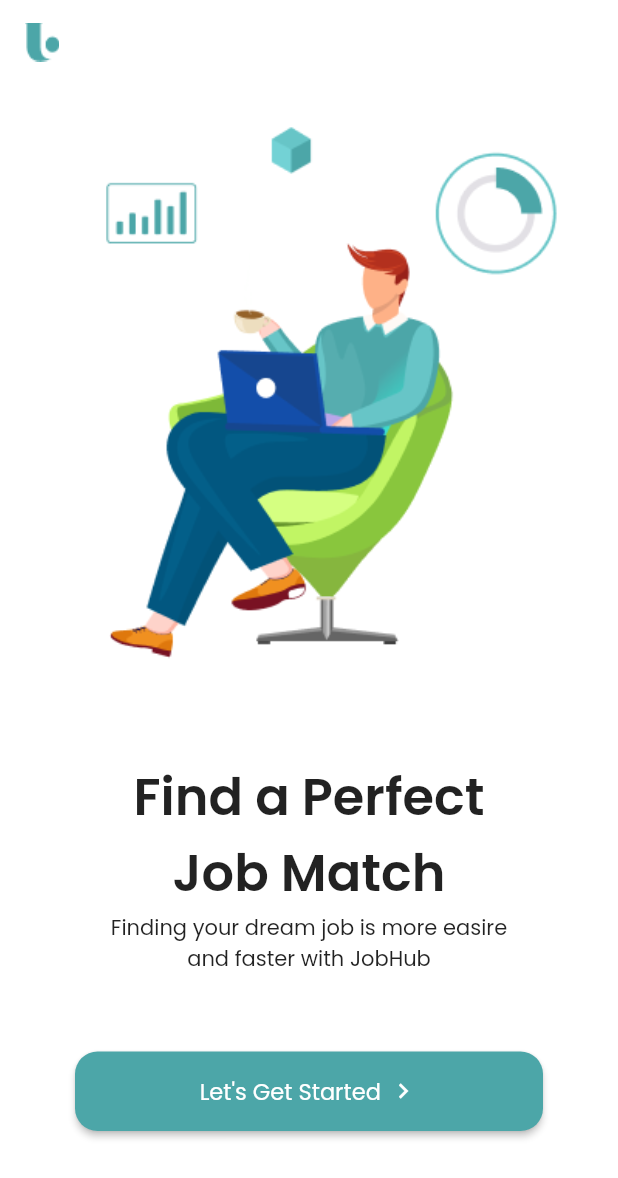
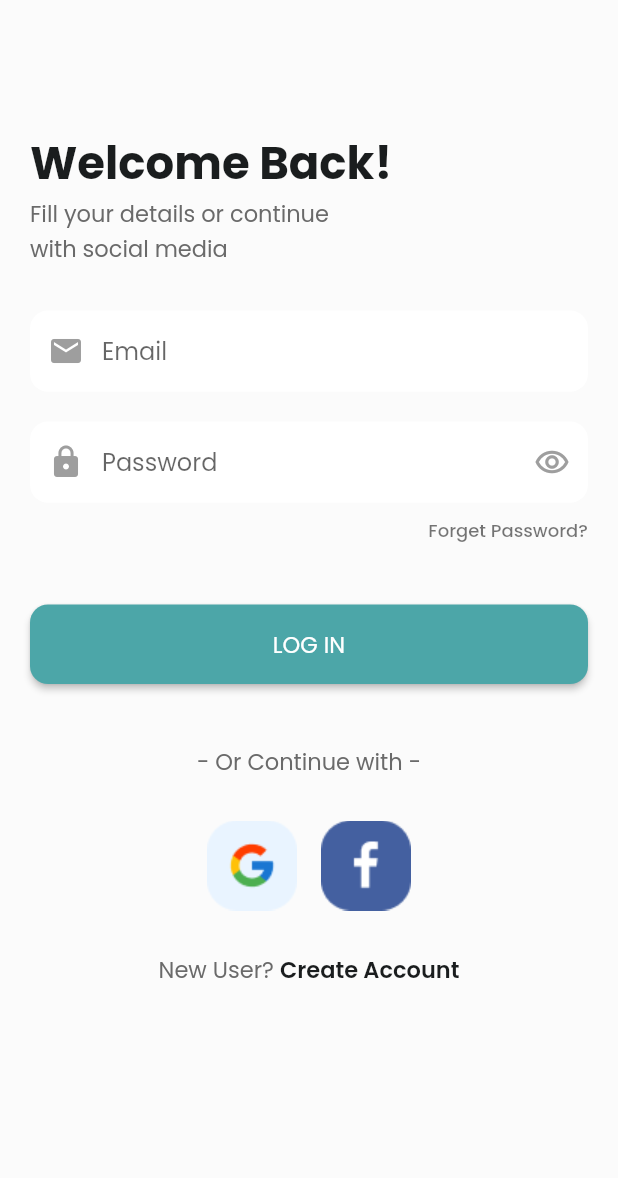
Before and after one commit to airacalins/ffuf_20220525_capstone2, a Flutter app: the screen it shows after launch, on a phone screen of 412 x 824 dp. Shown: the top 1178 px of the screen. Run offline on Flutter 3.47's test engine with Material 2 defaults, Android fonts, the phone set to English and light mode, and no system bars.

Commit message:
added login screen

```diff
--- a/lib/main.dart
+++ b/lib/main.dart
@@ -1,3 +1,5 @@
+// ignore_for_file: prefer_const_constructors
+
 import 'package:flutter/material.dart';
 import 'package:flutter_playground/screens/screens.dart';
 
@@ -11,36 +13,50 @@ class MyApp extends StatelessWidget {
     return MaterialApp(
       debugShowCheckedModeBanner: false,
       theme: ThemeData(
-        appBarTheme: const AppBarTheme(
-          backgroundColor: Colors.white,
+        appBarTheme: AppBarTheme(
+          backgroundColor: Color(0xffFBFBFB),
           elevation: 0,
         ),
-        textTheme: TextTheme(bodyText1: TextStyle(fontWeight: FontWeight.normal)),
-        primaryColor: const Color(0xff4CA6A8),
-        scaffoldBackgroundColor: Colors.white,
+        textTheme: TextTheme(
+          bodyText1: TextStyle(
+            fontWeight: FontWeight.normal,
+            fontSize: 15,
+            color: Color(0xff6A6A6A),
+          ),
+          headline1: TextStyle(
+            fontSize: 34,
+            fontWeight: FontWeight.w600,
+            color: Color(0xff1A1D1E),
+          ),
+          headline2: TextStyle(
+            fontSize: 30,
+            fontWeight: FontWeight.w700,
+            color: Color(0xff1A1D1E),
+          ),
+          headlineLarge: TextStyle(fontSize: 34),
+        ),
+        primaryColor: Color(0xff4CA6A8),
+        scaffoldBackgroundColor: Color(0xffFBFBFB),
+        // scaffoldBackgroundColor: Colors.red.shade100,
         fontFamily: 'Poppins',
         elevatedButtonTheme: ElevatedButtonThemeData(
           style: TextButton.styleFrom(
             shape: RoundedRectangleBorder(
-              borderRadius: BorderRadius.circular(15.0),
+              borderRadius: BorderRadius.circular(12.0),
             ),
-            backgroundColor: const Color(0xff4CA6A8),
+            backgroundColor: Color(0xff4CA6A8),
             primary: Colors.white,
-            padding: const EdgeInsets.symmetric(vertical: 15.0),
-            textStyle: const TextStyle(
+            padding: EdgeInsets.symmetric(vertical: 15.0),
+            textStyle: TextStyle(
               fontWeight: FontWeight.normal,
               fontSize: 15,
               fontFamily: 'Poppins',
             ),
           ),
-          // ButtonStyle(
-          //   padding: MaterialStateProperty.all<EdgeInsetsGeometry>(),
-          //   backgroundColor: MaterialStateProperty.all<Color>(Color(0xff4CA6A8)), //button color
-          //   foregroundColor: MaterialStateProperty.all<Color>(Color(0xffffffff)), //text (and icon)
-          // ),
         ),
       ),
-      home: const SplashScreen(),
+      home: LoginScreen(),
+      // home: SplashScreen(),
     );
   }
 }
--- /dev/null
+++ b/lib/screens/app/login_screen.dart
@@ -0,0 +1,131 @@
+// ignore_for_file: prefer_const_constructors
+
+import 'package:flutter/material.dart';
+import 'package:flutter_playground/widgets/form/form_text_field.dart';
+
+class LoginScreen extends StatelessWidget {
+  const LoginScreen({Key? key}) : super(key: key);
+
+  @override
+  Widget build(BuildContext context) {
+    final textTheme = Theme.of(context).textTheme;
+
+    return Scaffold(
+      appBar: AppBar(
+        title: Text(''),
+      ),
+      body: Padding(
+        padding: EdgeInsets.symmetric(horizontal: 20, vertical: 30),
+        child: Column(
+          crossAxisAlignment: CrossAxisAlignment.start,
+          children: [
+            Column(
+              crossAxisAlignment: CrossAxisAlignment.start,
+              children: [
+                // ignore: prefer_const_constructors
+                Text(
+                  'Welcome Back!',
+                  style: Theme.of(context).textTheme.headline2,
+                ),
+                Text(
+                  'Fill your details or continue\nwith social media',
+                  style: Theme.of(context).textTheme.bodyText1,
+                ),
+              ],
+            ),
+            SizedBox(
+              height: 20,
+            ),
+            Column(
+              crossAxisAlignment: CrossAxisAlignment.end,
+              children: [
+                Padding(
+                  padding: const EdgeInsets.symmetric(vertical: 10.0),
+                  child: FormTextField(
+                    hintText: 'Email',
+                    prefixIcon: Icon(
+                      Icons.email,
+                      color: Colors.grey,
+                    ),
+                  ),
+                ),
+                Padding(
+                  padding: const EdgeInsets.symmetric(vertical: 10.0),
+                  child: FormTextField(
+                    hintText: 'Password',
+                    prefixIcon: Icon(
+                      Icons.lock,
+                      color: Colors.grey,
+                    ),
+                    suffixIcon: Icon(
+                      Icons.remove_red_eye_outlined,
+                      color: Colors.grey,
+                    ),
+                  ),
+                ),
+                Text(
+                  'Forget Password?',
+                  style: textTheme.caption!.merge(
+                    TextStyle(fontWeight: FontWeight.w500),
+                  ),
+                ),
+                SizedBox(
+                  height: 40,
+                ),
+                Container(
+                  width: double.infinity,
+                  child: ElevatedButton(
+                    onPressed: () {},
+                    child: Text('LOG IN'),
+                  ),
+                ),
+              ],
+            ),
+            SizedBox(
+              height: 40,
+            ),
+            Column(
+              crossAxisAlignment: CrossAxisAlignment.center,
+              children: [
+                Text('- Or Continue with -', style: Theme.of(context).textTheme.bodyText1),
+                SizedBox(
+                  height: 20,
+                ),
+                Row(
+                  mainAxisAlignment: MainAxisAlignment.center,
+                  // ignore: prefer_const_literals_to_create_immutables
+                  children: [
+                    Padding(
+                      padding: const EdgeInsets.all(8.0),
+                      child: Image(image: AssetImage('assets/images/app/google.png')),
+                    ),
+                    Padding(
+                      padding: const EdgeInsets.all(8.0),
+                      child: Image(image: AssetImage('assets/images/app/facebook.png')),
+                    ),
+                  ],
+                ),
+                SizedBox(
+                  height: 20,
+                ),
+                Row(
+                  mainAxisAlignment: MainAxisAlignment.center,
+                  children: [
+                    Text(
+                      'New User? ',
+                      style: textTheme.bodyText1,
+                    ),
+                    Text(
+                      'Create Account',
+                      style: textTheme.bodyText1!.merge(TextStyle(fontWeight: FontWeight.w600, color: Color(0xff1A1D1E))),
+                    ),
+                  ],
+                )
+              ],
+            )
+          ],
+        ),
+      ),
+    );
+  }
+}
--- /dev/null
+++ b/lib/screens/app/splash_screen.dart
@@ -0,0 +1,80 @@
+import 'package:flutter/material.dart';
+
+class SplashScreen extends StatelessWidget {
+  const SplashScreen({Key? key}) : super(key: key);
+
+  @override
+  Widget build(BuildContext context) {
+    final textTheme = Theme.of(context).textTheme;
+
+    return Scaffold(
+      appBar: AppBar(
+        backgroundColor: Colors.white,
+        leading: const Image(
+          image: AssetImage('assets/images/app/logo.png'),
+        ),
+      ),
+      body: Container(
+        color: Colors.white,
+        child: Column(
+          crossAxisAlignment: CrossAxisAlignment.center,
+          // ignore: prefer_const_literals_to_create_immutables
+          children: [
+            const Expanded(
+              flex: 2,
+              child: Image(
+                image: AssetImage('assets/images/app/splash-screen-pic.png'),
+                fit: BoxFit.cover,
+              ),
+            ),
+            const SizedBox(
+              height: 60,
+            ),
+            Expanded(
+              child: Column(
+                // ignore: prefer_const_literals_to_create_immutables
+                children: [
+                  Text(
+                    'Find a Perfect\nJob Match',
+                    textAlign: TextAlign.center,
+                    style: textTheme.headline1,
+                  ),
+                  Text(
+                    'Finding your dream job is more easier\nand faster with JobHub',
+                    style: textTheme.bodyText1,
+                    textAlign: TextAlign.center,
+                  ),
+                ],
+              ),
+            ),
+            Padding(
+              padding: const EdgeInsets.symmetric(horizontal: 50.0),
+              child: ElevatedButton(
+                onPressed: () {},
+                child: Row(
+                  mainAxisAlignment: MainAxisAlignment.center,
+                  crossAxisAlignment: CrossAxisAlignment.center,
+                  children: const [
+                    Text(
+                      'Let\'s Get Started',
+                    ),
+                    SizedBox(
+                      width: 5,
+                    ),
+                    Icon(
+                      Icons.keyboard_arrow_right,
+                      size: 20,
+                    )
+                  ],
+                ),
+              ),
+            ),
+            const SizedBox(
+              height: 70,
+            )
+          ],
+        ),
+      ),
+    );
+  }
+}
--- a/lib/screens/app_screen/splash_screen.dart
+++ /dev/null
@@ -1,77 +0,0 @@
-import 'package:flutter/material.dart';
-
-class SplashScreen extends StatelessWidget {
-  const SplashScreen({Key? key}) : super(key: key);
-
-  @override
-  Widget build(BuildContext context) {
-    return Scaffold(
-      appBar: AppBar(
-        leading: const Image(
-          image: AssetImage('assets/images/app/logo.png'),
-        ),
-      ),
-      body: Column(
-        crossAxisAlignment: CrossAxisAlignment.center,
-        // ignore: prefer_const_literals_to_create_immutables
-        children: [
-          const Expanded(
-            flex: 2,
-            child: Image(
-              image: AssetImage('assets/images/app/splash-screen-pic.png'),
-              fit: BoxFit.cover,
-            ),
-          ),
-          const SizedBox(
-            height: 60,
-          ),
-          Expanded(
-            child: Column(
-              // ignore: prefer_const_literals_to_create_immutables
-              children: [
-                const Text(
-                  'Find a Perfect\nJob Match',
-                  textAlign: TextAlign.center,
-                  style: TextStyle(
-                    fontSize: 34,
-                    fontWeight: FontWeight.w600,
-                  ),
-                ),
-                Text(
-                  'Finding your dream job is more easire\nand faster with JobHub',
-                  style: Theme.of(context).textTheme.bodyText1,
-                  textAlign: TextAlign.center,
-                ),
-              ],
-            ),
-          ),
-          Padding(
-            padding: const EdgeInsets.symmetric(horizontal: 50.0),
-            child: ElevatedButton(
-              onPressed: () {},
-              child: Row(
-                mainAxisAlignment: MainAxisAlignment.center,
-                crossAxisAlignment: CrossAxisAlignment.center,
-                children: const [
-                  Text(
-                    'Let\'s Get Started',
-                  ),
-                  SizedBox(
-                    width: 5,
-                  ),
-                  Icon(
-                    Icons.keyboard_arrow_right,
-                    size: 20,
-                  )
-                ],
-              ),
-            ),
-          ),
-          const SizedBox(
-            height: 70,
-          )
-        ],
-      ),
-    );
-  }
-}
--- a/lib/screens/screens.dart
+++ b/lib/screens/screens.dart
@@ -1 +1,2 @@
-export 'package:flutter_playground/screens/app_screen/splash_screen.dart';
+export 'package:flutter_playground/screens/app/splash_screen.dart';
+export 'package:flutter_playground/screens/app/login_screen.dart';
--- /dev/null
+++ b/lib/widgets/form/form_text_field.dart
@@ -0,0 +1,33 @@
+// ignore_for_file: prefer_const_constructors
+
+import 'package:flutter/material.dart';
+
+class FormTextField extends StatelessWidget {
+  final String hintText;
+  final Widget prefixIcon;
+  final Widget? suffixIcon;
+
+  FormTextField({required this.hintText, required this.prefixIcon, this.suffixIcon});
+
+  @override
+  Widget build(BuildContext context) {
+    return TextField(
+      decoration: InputDecoration(
+        hintText: hintText,
+        prefixIcon: prefixIcon,
+        suffixIcon: suffixIcon,
+        filled: true,
+        fillColor: Colors.white,
+        contentPadding: const EdgeInsets.symmetric(vertical: 15.0),
+        focusedBorder: OutlineInputBorder(
+          borderSide: BorderSide(color: Theme.of(context).primaryColor),
+          borderRadius: BorderRadius.circular(12),
+        ),
+        enabledBorder: UnderlineInputBorder(
+          borderSide: BorderSide(color: Colors.white),
+          borderRadius: BorderRadius.circular(12),
+        ),
+      ),
+    );
+  }
+}
--- /dev/null
+++ b/lib/widgets/widgets.dart
@@ -0,0 +1 @@
+export 'package:flutter_playground/widgets/form/form_text_field.dart';
--- a/pubspec.yaml
+++ b/pubspec.yaml
@@ -20,6 +20,7 @@ flutter:
   uses-material-design: true
   assets:
     - assets/images/app/
+    - assets/images/icons/
 
   fonts:
     - family: Poppins
```
Also changed, not shown: assets/images/app/facebook.png (added), assets/images/app/google.png (added), assets/images/icons/email.png (added), assets/images/icons/lock.png (added).
